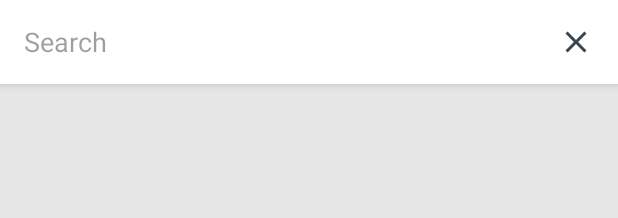
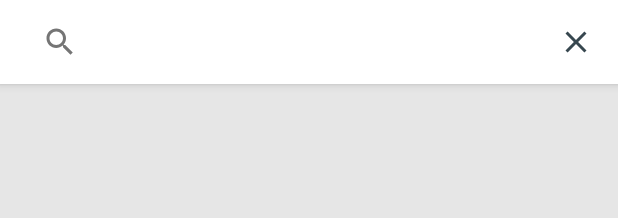
Before and after one commit to fabikingco/ProyectoGradoUTS, an Android app: the layout activity_search_libros.xml on its own in the app's theme, with its tools: preview values and no code run, on a phone screen of 412 x 824 dp. Shown: the top 218 px of the screen. Run offline under Robolectric (Android 15) with nearby library versions, the phone set to English and light mode, and no system bars.

```diff
--- a/AplicacionAndroid/app/build.gradle
+++ b/AplicacionAndroid/app/build.gradle
@@ -52,6 +52,8 @@ dependencies {
     implementation 'com.google.firebase:firebase-auth:19.2.0'
     implementation 'com.google.firebase:firebase-database:19.2.1'
     implementation 'com.google.firebase:firebase-analytics:17.2.3'
+    implementation 'com.google.firebase:firebase-functions:19.0.2'
+    implementation 'com.google.firebase:firebase-firestore:21.4.1'
 
     implementation 'com.github.d-max:spots-dialog:1.1@aar'
     implementation 'com.balysv:material-ripple:1.0.2'
--- a/AplicacionAndroid/app/src/main/java/com/fabianardila/proyectogradouts/ListTabsSubCategoriasActivity.java
+++ b/AplicacionAndroid/app/src/main/java/com/fabianardila/proyectogradouts/ListTabsSubCategoriasActivity.java
@@ -19,6 +19,8 @@ import java.util.ArrayList;
 import java.util.List;
 
 public class ListTabsSubCategoriasActivity extends AppCompatActivity {
+
+
 
     @Override
     protected void onCreate(Bundle savedInstanceState) {
--- a/AplicacionAndroid/app/src/main/res/layout/activity_search_libros.xml
+++ b/AplicacionAndroid/app/src/main/res/layout/activity_search_libros.xml
@@ -26,20 +26,13 @@
                 android:gravity="center"
                 android:orientation="horizontal">
 
-                <EditText
-                    android:id="@+id/et_search"
+                <SearchView
                     android:layout_width="0dp"
                     android:layout_height="match_parent"
                     android:layout_weight="1"
-                    android:background="@android:color/transparent"
-                    android:hint="Search"
-                    android:imeOptions="actionSearch"
-                    android:maxLines="1"
-                    android:singleLine="true">
+                    android:background="@android:color/transparent"/>
 
-                    <requestFocus />
 
-                </EditText>
 
                 <ImageButton
                     android:id="@+id/bt_clear"
```
Also changed, not shown: AplicacionAndroid/app/src/main/java/AppMain.java (added, +14 -0 lines), AplicacionAndroid/app/src/main/java/com/fabianardila/proyectogradouts/ListarCategoriasActivity.java (+42 -11 lines).
